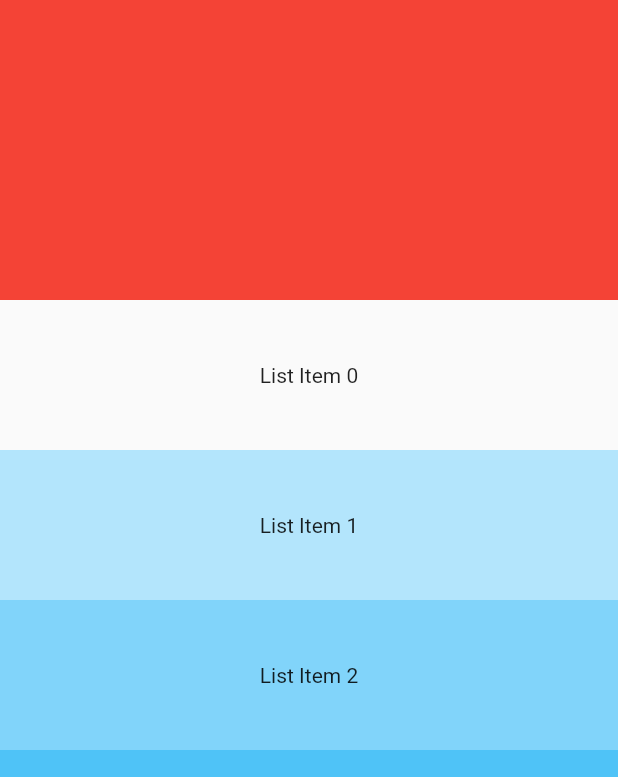
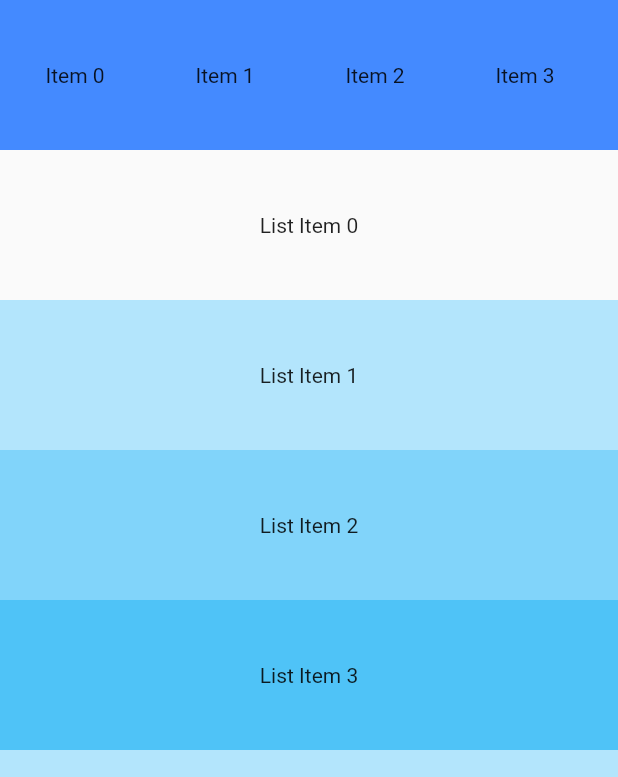
Before and after one commit to NomadHuns/flutter_sliver_practice, a Flutter app: the screen it shows after launch, on a phone screen of 412 x 824 dp, the part 459-1236 px from its top. Run offline on Flutter 3.47's test engine with Material 2 defaults, Android fonts, the phone set to English and light mode, and no system bars.

Commit message:
세로방향 스크롤 중 가로방향 스크롤 추가

```diff
--- a/lib/main.dart
+++ b/lib/main.dart
@@ -12,6 +12,7 @@ class MyApp extends StatelessWidget {
   @override
   Widget build(BuildContext context) {
     return MaterialApp(
+      debugShowCheckedModeBanner: false,
       home: HomePage(),
     );
   }
@@ -46,9 +47,21 @@ class HomePage extends StatelessWidget {
           ),
           SliverToBoxAdapter(
             child: Container(
-              height: 200,
-              color: Colors.red,
-            )
+              height: 100,
+              child: ListView.builder(
+                scrollDirection: Axis.horizontal,
+                itemCount: 20,
+                itemBuilder: (BuildContext context, int index) {
+                  return Container(
+                    width: 100,
+                    color: Colors.blueAccent,
+                    child: Center(
+                      child: Text('Item $index'),
+                    ),
+                  );
+                },
+              ),
+            ),
           ),
           SliverFixedExtentList(
             itemExtent: 100,
```
